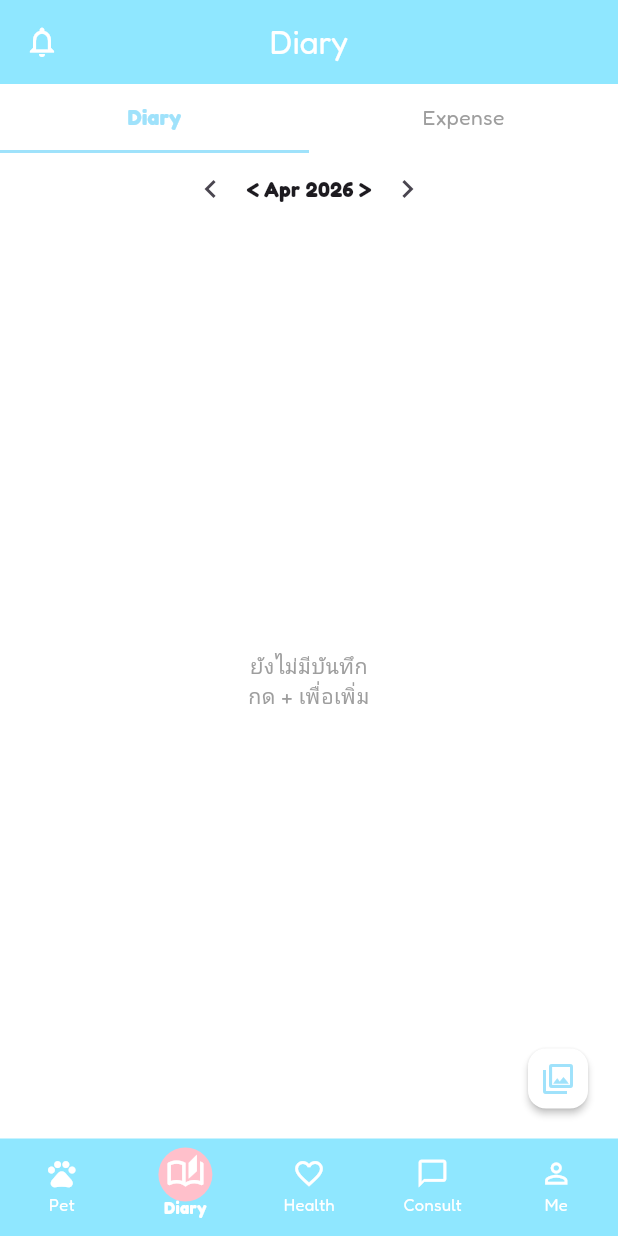
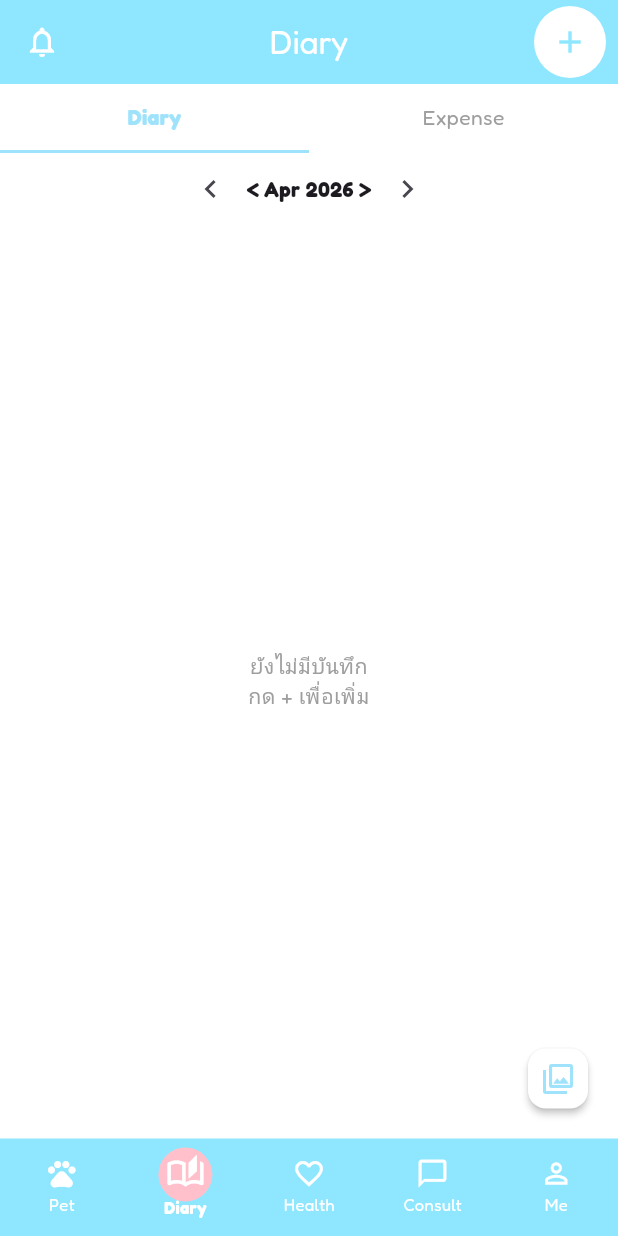
Before and after one commit to Thxngfh/PetCareApp, a Flutter app: the MainScreen screen opened directly, item 2 of the bottom bar chosen, on a phone screen of 412 x 824 dp. Run offline on Flutter 3.47's test engine with Material 3 defaults, Android fonts, the light colour scheme and no system bars; our stand-ins replace firebase_auth, firebase_core, font_awesome_flutter, google_sign_in, image_picker, sign_in_with_apple; missing offline and left inert: flutter_facebook_auth; accounts and stored records are empty.

Commit message:
main screenล่าสุด

```diff
--- a/lib/screens/main_screen.dart
+++ b/lib/screens/main_screen.dart
@@ -26,17 +26,22 @@ class _MainScreenState extends State<MainScreen>
 
   final Color appBlueColor = const Color(0xFF8FE7FF);
 
-  final List<Widget> _pages = const [
-    PetScreen(),
-    DiaryScreen(),
-    HealthScreen(),
-    ConsultScreen(),
-    MeScreen(),
-  ];
+  // GlobalKey เพื่อเรียก method ใน DiaryScreen
+  final GlobalKey<DiaryScreenState> _diaryKey = GlobalKey<DiaryScreenState>();
+
+  late final List<Widget> _pages;
 
   @override
   void initState() {
     super.initState();
+
+    _pages = [
+      const PetScreen(),
+      DiaryScreen(key: _diaryKey), // ใส่ key
+      const HealthScreen(),
+      const ConsultScreen(),
+      const MeScreen(),
+    ];
 
     _animController = AnimationController(
       duration: const Duration(milliseconds: 300),
@@ -62,7 +67,6 @@ class _MainScreenState extends State<MainScreen>
       ).animate(
         CurvedAnimation(parent: _animController, curve: Curves.easeInOut),
       );
-
       _animController.forward(from: 0);
       _selectedIndex = index;
     });
@@ -77,7 +81,6 @@ class _MainScreenState extends State<MainScreen>
   Widget build(BuildContext context) {
     return Scaffold(
       backgroundColor: Colors.white,
-
       appBar: AppBar(
         backgroundColor: appBlueColor,
         elevation: 0,
@@ -90,10 +93,25 @@ class _MainScreenState extends State<MainScreen>
           style: const TextStyle(color: Colors.white),
         ),
         centerTitle: true,
+        actions: [
+          if (_selectedIndex == 1)
+            Container(
+              margin: const EdgeInsets.only(right: 8),
+              decoration: const BoxDecoration(
+                color: Colors.white,
+                shape: BoxShape.circle,
+              ),
+              child: IconButton(
+                icon: Icon(Icons.add, color: appBlueColor),
+                onPressed: () => _diaryKey.currentState?.goToNewDiary(),
+              ),
+            ),
+        ],
       ),
-
-      body: _pages[_selectedIndex],
-
+      body: IndexedStack(
+        index: _selectedIndex,
+        children: _pages,
+      ),
       bottomNavigationBar: Container(
         color: appBlueColor,
         child: SafeArea(
@@ -119,7 +137,6 @@ class _MainScreenState extends State<MainScreen>
                     );
                   },
                 ),
-
                 Row(
                   children: [
                     _buildTab(0, Icons.pets, 'Pet'),
@@ -139,26 +156,20 @@ class _MainScreenState extends State<MainScreen>
 
   Widget _buildTab(int index, IconData icon, String label) {
     final isSelected = _selectedIndex == index;
-
     return Expanded(
       child: GestureDetector(
         onTap: () => _onTap(index),
         child: Column(
           mainAxisAlignment: MainAxisAlignment.center,
           children: [
-            Icon(
-              icon,
-              color: Colors.white,
-              size: isSelected ? 26 : 22,
-            ),
+            Icon(icon, color: Colors.white, size: isSelected ? 26 : 22),
             const SizedBox(height: 2),
             Text(
               label,
               style: TextStyle(
                 color: Colors.white,
                 fontSize: 11,
-                fontWeight:
-                    isSelected ? FontWeight.bold : FontWeight.normal,
+                fontWeight: isSelected ? FontWeight.bold : FontWeight.normal,
               ),
             ),
           ],
```
